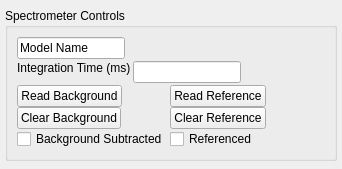
Qt form nplab/instrument/spectrometer/spectrometer_controls.ui (nanophotonics/nplab) before a commit.
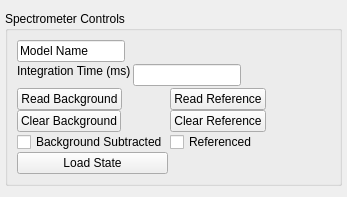
The same form after that commit.

Commit message: Autosaved background and references added to spectrometers.

```diff
--- a/nplab/instrument/spectrometer/spectrometer_controls.ui
+++ b/nplab/instrument/spectrometer/spectrometer_controls.ui
@@ -6,8 +6,8 @@
    <rect>
     <x>0</x>
     <y>0</y>
-    <width>342</width>
-    <height>169</height>
+    <width>347</width>
+    <height>197</height>
    </rect>
   </property>
   <property name="sizePolicy">
@@ -226,6 +226,13 @@
           </property>
          </widget>
         </item>
+        <item row="3" column="0">
+         <widget class="QPushButton" name="load_state_button">
+          <property name="text">
+           <string>Load State</string>
+          </property>
+         </widget>
+        </item>
        </layout>
       </item>
      </layout>
```
The commit also changes 3 other files.
